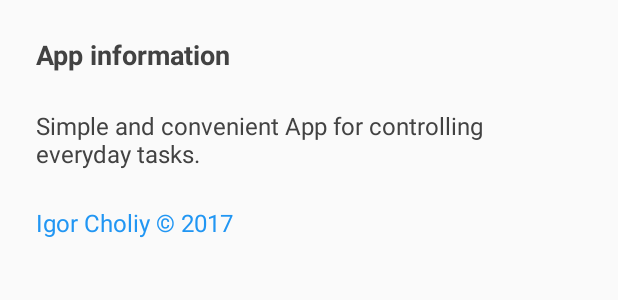
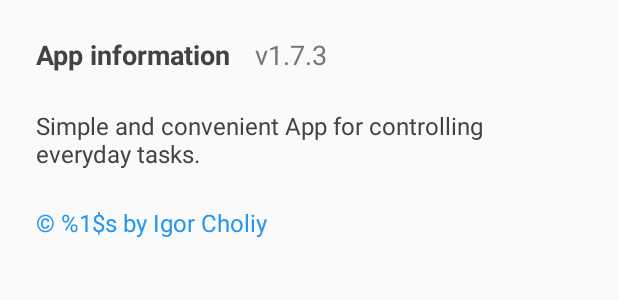
Before and after one commit to choliy/ToDoList, an Android app: the layout dialog_info.xml on its own in the app's theme, with its tools: preview values and no code run, on a phone screen of 412 x 824 dp. Shown: the top 300 px of the screen. Run offline under Robolectric (Android 15) with nearby library versions, the phone set to English and light mode, and no system bars.

Commit message:
Small Ui fixes

```diff
--- a/app/build.gradle
+++ b/app/build.gradle
@@ -7,8 +7,8 @@ android {
         applicationId "com.choliy.igor.todolist"
         minSdkVersion 17
         targetSdkVersion 25
-        versionCode 10
-        versionName "1.5.5"
+        versionCode 11
+        versionName "1.7.3"
     }
     buildTypes {
         release {
@@ -18,7 +18,7 @@ android {
 }
 
 dependencies {
-    compile fileTree(dir: 'libs', include: ['*.jar'])
+    compile fileTree(include: ['*.jar'], dir: 'libs')
     compile 'com.android.support:appcompat-v7:25.3.0'
     compile 'com.android.support:recyclerview-v7:25.3.0'
     compile 'com.android.support:design:25.3.0'
--- a/app/src/main/java/com/choliy/igor/todolist/util/DialogUtils.java
+++ b/app/src/main/java/com/choliy/igor/todolist/util/DialogUtils.java
@@ -182,6 +182,10 @@ public final class DialogUtils {
         final View view = View.inflate(context, R.layout.dialog_info, null);
         final TextView developerUrl = (TextView) view.findViewById(R.id.developerUrl);
 
+        int year = Calendar.getInstance().get(Calendar.YEAR);
+        String text = context.getString(R.string.dialog_info_developer, String.valueOf(year));
+        developerUrl.setText(text);
+
         developerUrl.setOnClickListener(new View.OnClickListener() {
             @Override
             public void onClick(View view) {
--- a/app/src/main/res/drawable/selector_developer.xml
+++ b/app/src/main/res/drawable/selector_developer.xml
@@ -2,11 +2,11 @@
 <selector xmlns:android="http://schemas.android.com/apk/res/android">
 
     <item
-        android:color="@color/colorSecondaryText"
+        android:color="@color/colorPrimaryText"
         android:state_pressed="true"/>
 
     <item
-        android:color="@color/colorSecondaryText"
+        android:color="@color/colorPrimaryText"
         android:state_focused="true"/>
 
     <item
--- a/app/src/main/res/layout/dialog_info.xml
+++ b/app/src/main/res/layout/dialog_info.xml
@@ -1,19 +1,35 @@
 <?xml version="1.0" encoding="utf-8"?>
 <LinearLayout
     xmlns:android="http://schemas.android.com/apk/res/android"
+    xmlns:tools="http://schemas.android.com/tools"
     android:layout_width="match_parent"
     android:layout_height="wrap_content"
     android:orientation="vertical"
     android:padding="@dimen/medium_margin">
 
-    <TextView
-        android:layout_width="wrap_content"
+    <LinearLayout
+        android:layout_width="match_parent"
         android:layout_height="wrap_content"
         android:layout_marginBottom="@dimen/medium_margin"
-        android:text="@string/dialog_info_title"
-        android:textColor="@color/colorPrimaryText"
-        android:textSize="@dimen/text_medium"
-        android:textStyle="bold"/>
+        android:orientation="horizontal">
+
+        <TextView
+            android:layout_width="wrap_content"
+            android:layout_height="wrap_content"
+            android:text="@string/dialog_info_title"
+            android:textColor="@color/colorPrimaryText"
+            android:textSize="@dimen/text_medium"
+            android:textStyle="bold"/>
+
+        <TextView
+            android:layout_width="wrap_content"
+            android:layout_height="wrap_content"
+            android:layout_marginStart="@dimen/material_margin"
+            android:text="@string/dialog_info_version"
+            android:textColor="@color/colorSecondaryText"
+            android:textSize="@dimen/text_medium"/>
+
+    </LinearLayout>
 
     <TextView
         android:layout_width="wrap_content"
@@ -28,8 +44,8 @@
         android:layout_width="wrap_content"
         android:layout_height="wrap_content"
         android:clickable="true"
-        android:text="@string/dialog_info_developer"
         android:textColor="@drawable/selector_developer"
-        android:textSize="@dimen/text_small"/>
+        android:textSize="@dimen/text_small"
+        tools:text="@string/dialog_info_developer"/>
 
 </LinearLayout>
--- a/app/src/main/res/values/dimens.xml
+++ b/app/src/main/res/values/dimens.xml
@@ -10,7 +10,7 @@
     <dimen name="priority_size">56dp</dimen>
     <dimen name="picker_size">128dp</dimen>
     <dimen name="info_icon_size">160dp</dimen>
-    <dimen name="action_button_size">200dp</dimen>
+    <dimen name="action_button_size">210dp</dimen>
     <dimen name="text_small">16sp</dimen>
     <dimen name="text_medium">18sp</dimen>
     <dimen name="text_big">20sp</dimen>
--- a/app/src/main/res/values/strings.xml
+++ b/app/src/main/res/values/strings.xml
@@ -43,7 +43,8 @@
     <!-- Info Dialog -->
     <string name="dialog_info_title">App information</string>
     <string name="dialog_info_message">Simple and convenient App for controlling everyday tasks.</string>
-    <string name="dialog_info_developer" translatable="false">Igor Choliy © 2017</string>
+    <string name="dialog_info_developer" translatable="false">© %1$s by Igor Choliy</string>
+    <string name="dialog_info_version" translatable="false">v1.7.3</string>
     <string name="dialog_linkedin_url" translatable="false">https://www.linkedin.com/in/choliy</string>
     <string name="dialog_info_close">CLOSE</string>
 
--- a/app/src/main/res/values/styles.xml
+++ b/app/src/main/res/values/styles.xml
@@ -53,7 +53,7 @@
     </style>
 
     <style name="ViewSecondStyle" parent="ViewFirstStyle">
-        <item name="android:layout_weight">2</item>
+        <item name="android:layout_weight">4</item>
     </style>
 
 </resources>
```
